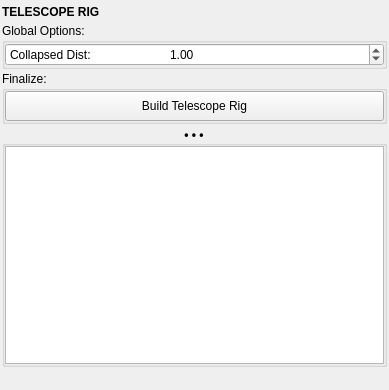
Above: mayatk/rig_utils/telescope_rig.ui from m3trik/mayatk before the change. Below: the same form after it.
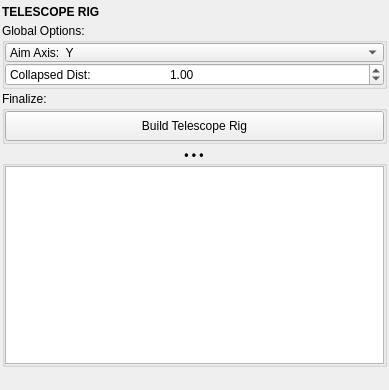
That is the form after the change. Custom widgets are drawn as their Qt base class.

What changed in the file:
```diff
--- a/mayatk/rig_utils/telescope_rig.ui
+++ b/mayatk/rig_utils/telescope_rig.ui
@@ -70,6 +70,52 @@
        <property name="bottomMargin">
         <number>0</number>
        </property>
+       <item>
+        <widget class="ComboBox" name="cmb_axis">
+         <property name="minimumSize">
+          <size>
+           <width>0</width>
+           <height>19</height>
+          </size>
+         </property>
+         <property name="maximumSize">
+          <size>
+           <width>16777215</width>
+           <height>19</height>
+          </size>
+         </property>
+         <property name="currentIndex">
+          <number>1</number>
+         </property>
+         <property name="maxVisibleItems">
+          <number>40</number>
+         </property>
+         <property name="maxCount">
+          <number>500</number>
+         </property>
+         <property name="sizeAdjustPolicy">
+          <enum>QComboBox::AdjustToContents</enum>
+         </property>
+         <property name="frame">
+          <bool>true</bool>
+         </property>
+         <item>
+          <property name="text">
+           <string>Aim Axis:  X</string>
+          </property>
+         </item>
+         <item>
+          <property name="text">
+           <string>Aim Axis:  Y</string>
+          </property>
+         </item>
+         <item>
+          <property name="text">
+           <string>Aim Axis:  Z</string>
+          </property>
+         </item>
+        </widget>
+       </item>
        <item>
         <widget class="QDoubleSpinBox" name="spin_collapsed">
          <property name="prefix">
@@ -192,6 +238,11 @@
   </widget>
  </widget>
  <customwidgets>
+  <customwidget>
+   <class>ComboBox</class>
+   <extends>QComboBox</extends>
+   <header>uitk.widgets.comboBox.ComboBox.h</header>
+  </customwidget>
   <customwidget>
    <class>Footer</class>
    <extends>QWidget</extends>
```
